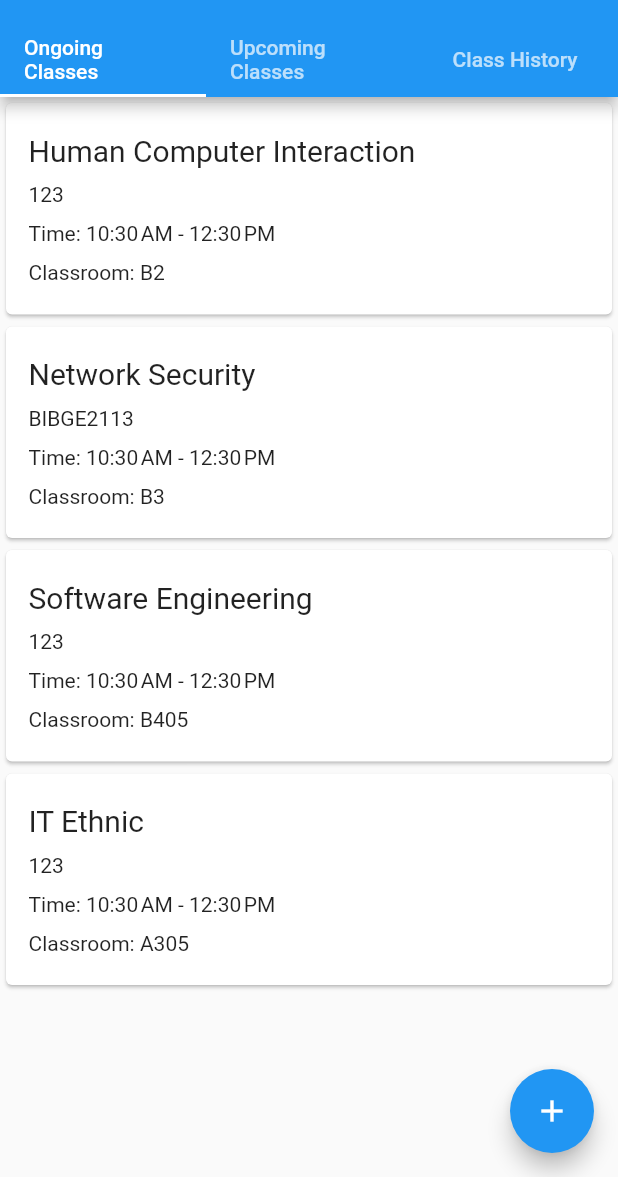
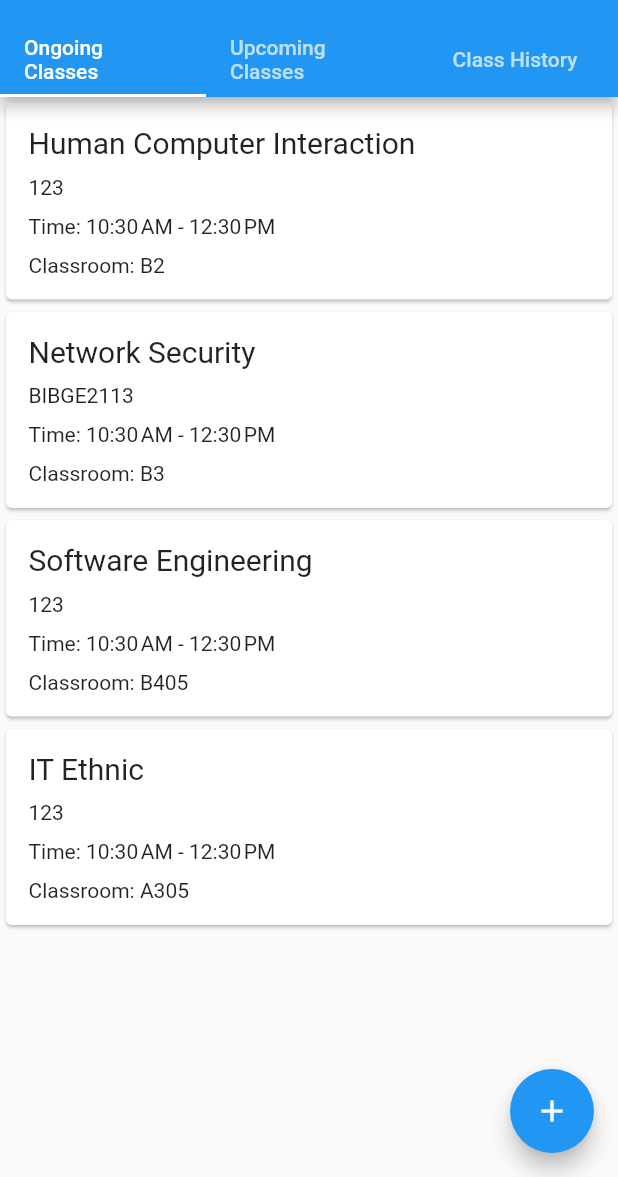
Before and after one commit to Elysu/Student-Attendance-System-With-WiFi-Detection, a Flutter app: the screen it shows after launch, on a phone screen of 412 x 824 dp, the part 59-1236 px from its top. Run offline on Flutter 3.47's test engine with Material 2 defaults, Android fonts, the phone set to English and light mode, and no system bars.

Commit message:
changed padding to symmetric(vertical: 10.0, horizontal: 15.0)

```diff
--- a/lib/class_listview.dart
+++ b/lib/class_listview.dart
@@ -18,7 +18,7 @@ class ClassList_ListView extends StatelessWidget {
   Widget build(BuildContext context) {
     return Card(
         child: Padding(
-          padding: const EdgeInsets.all(15.0),
+          padding: const EdgeInsets.symmetric(vertical: 10.0, horizontal: 15.0),
           child: Column(
             children: <Widget>[
               Padding(
```
